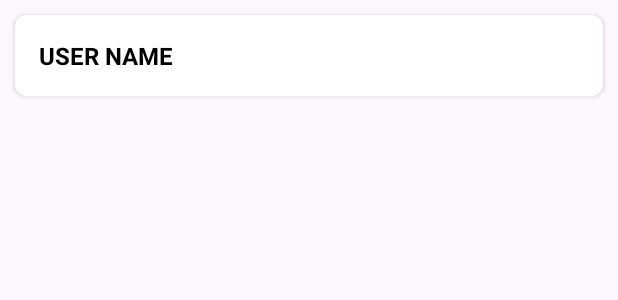
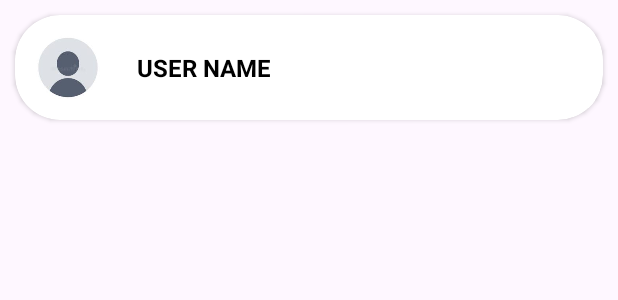
Before and after one commit to sanjanarampurkottur01/dal-community-app, an Android app: the layout item_user.xml on its own in the app's theme, with its tools: preview values and no code run, on a phone screen of 412 x 824 dp. Shown: the top 300 px of the screen. Run offline under Robolectric (Android 15) with nearby library versions, the phone set to English and light mode, and no system bars.

Commit message:
poke ui refactored

```diff
--- a/DalCommunity/app/src/main/res/layout/activity_poke.xml
+++ b/DalCommunity/app/src/main/res/layout/activity_poke.xml
@@ -50,7 +50,9 @@
         android:clipToPadding="false"
         app:layoutManager="androidx.recyclerview.widget.LinearLayoutManager"
         android:layout_below="@+id/search_view"
-        android:background="@color/background"/>
+        android:background="@color/background"
+        android:layout_marginBottom="20dp"
+        android:paddingBottom="60dp"/>
 
 
 </RelativeLayout>
--- a/DalCommunity/app/src/main/res/layout/item_user.xml
+++ b/DalCommunity/app/src/main/res/layout/item_user.xml
@@ -4,9 +4,20 @@
     xmlns:app="http://schemas.android.com/apk/res-auto"
     android:orientation="vertical"
     android:layout_margin="10dp"
-    app:cardCornerRadius="8dp"
+    app:cardCornerRadius="30dp"
     xmlns:android="http://schemas.android.com/apk/res/android"
     android:background="@color/white">
+    <RelativeLayout
+        android:layout_width="match_parent"
+        android:layout_height="70dp"
+        android:padding="5dp">
+    <com.google.android.material.imageview.ShapeableImageView
+        android:id="@+id/profileImageViewInPoke"
+        android:layout_width="60dp"
+        android:layout_height="60dp"
+        app:srcCompat="@drawable/profile"
+        app:shapeAppearanceOverlay="@style/roundedImageViewRounded"
+        android:layout_centerVertical="true"/>
     <TextView
         android:id="@+id/text_view_user_name"
         android:layout_width="match_parent"
@@ -16,7 +27,10 @@
         android:textStyle="bold"
         android:background="@color/white"
         android:textColor="@color/black"
-        android:text="USER NAME"/>
+        android:text="USER NAME"
+        android:layout_toRightOf="@+id/profileImageViewInPoke"
+        android:layout_centerVertical="true"/>
+    </RelativeLayout>
 
 
 </androidx.cardview.widget.CardView>
```
Also changed, not shown: DalCommunity/app/src/main/java/com/csci5708/dalcommunity/activity/PokeActivity.kt (+13 -7 lines), DalCommunity/app/src/main/java/com/csci5708/dalcommunity/adapter/UsersAdapter.kt (+11 -4 lines).
